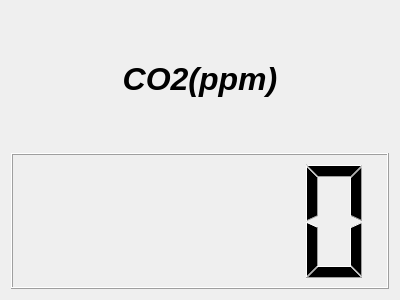
The window that resources/CO2Widget.ui (pandora-auth-ros-pkg/pandora_rqt_gui) describes before a commit, drawn with Qt 5.
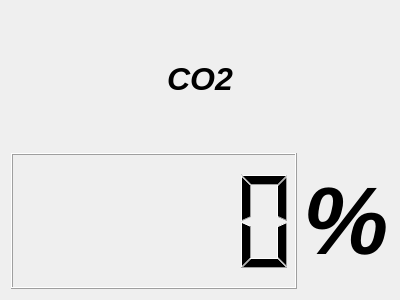
The same window after the commit.

```diff
--- a/resources/CO2Widget.ui
+++ b/resources/CO2Widget.ui
@@ -27,7 +27,7 @@
         </font>
        </property>
        <property name="text">
-        <string>CO2(ppm)</string>
+        <string>CO2</string>
        </property>
        <property name="alignment">
         <set>Qt::AlignCenter</set>
@@ -35,7 +35,32 @@
       </widget>
      </item>
      <item>
-      <widget class="QLCDNumber" name="lcd"/>
+      <layout class="QHBoxLayout" name="horizontalLayout">
+       <item>
+        <widget class="QLCDNumber" name="lcd"/>
+       </item>
+       <item>
+        <widget class="QLabel" name="label">
+         <property name="sizePolicy">
+          <sizepolicy hsizetype="Fixed" vsizetype="Preferred">
+           <horstretch>0</horstretch>
+           <verstretch>0</verstretch>
+          </sizepolicy>
+         </property>
+         <property name="font">
+          <font>
+           <pointsize>72</pointsize>
+           <weight>75</weight>
+           <italic>true</italic>
+           <bold>true</bold>
+          </font>
+         </property>
+         <property name="text">
+          <string>%</string>
+         </property>
+        </widget>
+       </item>
+      </layout>
      </item>
     </layout>
    </item>
```
